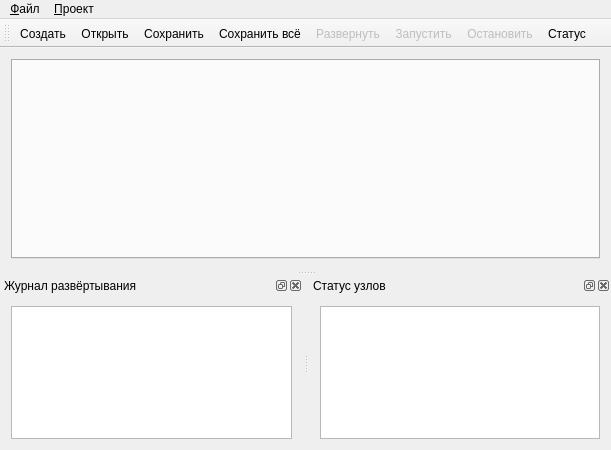
Above: terminal/src/mainwindow.ui from Automiq/alpha.protort before the change. Below: the same form after it.
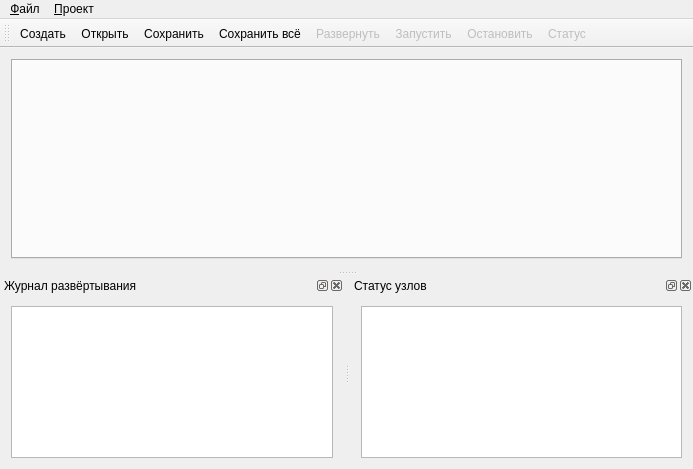
That is the form after the change. Icons and pictures are not drawn.

Diff of the .ui file:
```diff
--- a/terminal/src/mainwindow.ui
+++ b/terminal/src/mainwindow.ui
@@ -6,8 +6,8 @@
    <rect>
     <x>0</x>
     <y>0</y>
-    <width>611</width>
-    <height>450</height>
+    <width>693</width>
+    <height>469</height>
    </rect>
   </property>
   <property name="windowTitle">
@@ -50,7 +50,7 @@
     <rect>
      <x>0</x>
      <y>0</y>
-     <width>611</width>
+     <width>693</width>
      <height>26</height>
     </rect>
    </property>
@@ -97,7 +97,7 @@
    <addaction name="deploy"/>
    <addaction name="start"/>
    <addaction name="stop"/>
-   <addaction name="Status_request"/>
+   <addaction name="status_request"/>
   </widget>
   <widget class="QDockWidget" name="dockWidget">
    <property name="windowTitle">
@@ -260,7 +260,14 @@
     <string>F5</string>
    </property>
   </action>
-  <action name="Status_request">
+  <action name="status_request">
+   <property name="enabled">
+    <bool>false</bool>
+   </property>
+   <property name="icon">
+    <iconset resource="images.qrc">
+     <normaloff>:/images/status.png</normaloff>:/images/status.png</iconset>
+   </property>
    <property name="text">
     <string>&amp;Статус</string>
    </property>
```
Left out of the diff: 2 changed lines with no effect on the pictures.
